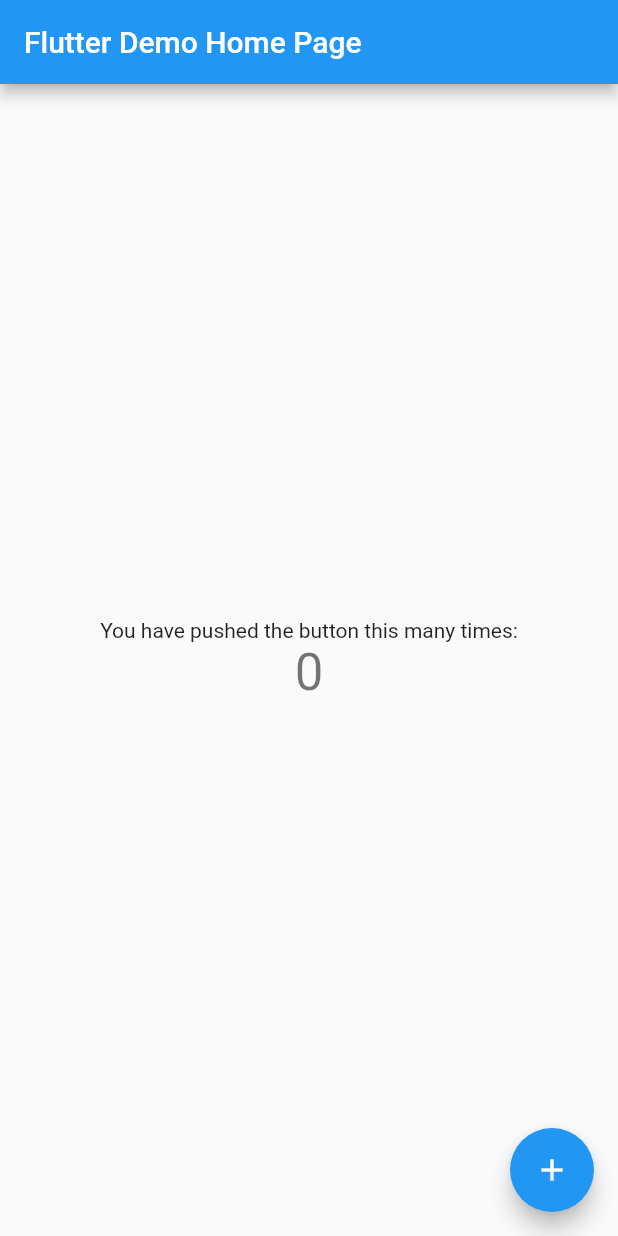
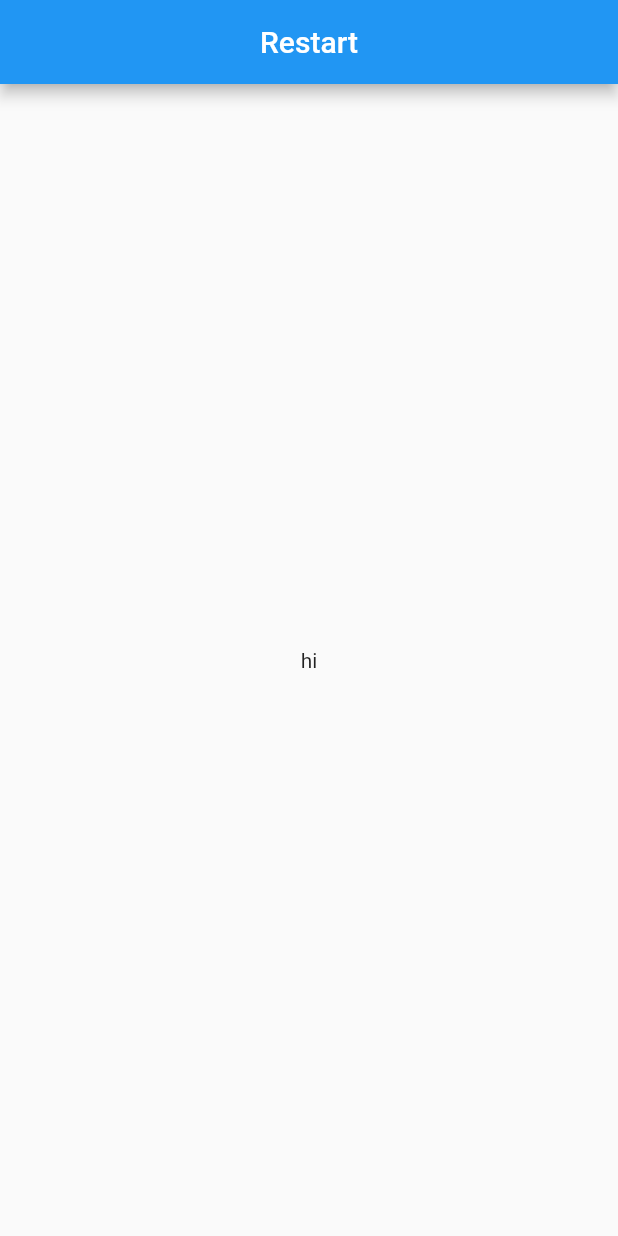
Before and after one commit to MuhammadIrtaza/30daysofFlutter, a Flutter app: the screen it shows after launch, on a phone screen of 412 x 824 dp. Run offline on Flutter 3.47's test engine with Material 2 defaults, Android fonts, the phone set to English and light mode, and no system bars.

Commit message:
day 2 completed

```diff
--- /dev/null
+++ b/lib/homepage.dart
@@ -0,0 +1,17 @@
+import 'package:flutter/material.dart';
+
+class Homepage extends StatelessWidget {
+  @override
+  Widget build(BuildContext context) {
+    return Scaffold(
+      appBar: AppBar(
+        title: Center(child: Text("Restart")),
+      ),
+      body: Center(
+        child: Container(
+          child: Text("hi"),
+        ),
+      ),
+    );
+  }
+}
--- a/lib/main.dart
+++ b/lib/main.dart
@@ -1,3 +1,4 @@
+import 'package:day2/homepage.dart';
 import 'package:flutter/material.dart';
 
 void main() {
@@ -9,105 +10,7 @@ class MyApp extends StatelessWidget {
   @override
   Widget build(BuildContext context) {
     return MaterialApp(
-      title: 'Flutter Demo',
-      theme: ThemeData(
-        // This is the theme of your application.
-        //
-        // Try running your application with "flutter run". You'll see the
-        // application has a blue toolbar. Then, without quitting the app, try
-        // changing the primarySwatch below to Colors.green and then invoke
-        // "hot reload" (press "r" in the console where you ran "flutter run",
-        // or simply save your changes to "hot reload" in a Flutter IDE).
-        // Notice that the counter didn't reset back to zero; the application
-        // is not restarted.
-        primarySwatch: Colors.blue,
-      ),
-      home: MyHomePage(title: 'Flutter Demo Home Page'),
+      home: Homepage(),
     );
   }
 }
-
-class MyHomePage extends StatefulWidget {
-  MyHomePage({Key? key, required this.title}) : super(key: key);
-
-  // This widget is the home page of your application. It is stateful, meaning
-  // that it has a State object (defined below) that contains fields that affect
-  // how it looks.
-
-  // This class is the configuration for the state. It holds the values (in this
-  // case the title) provided by the parent (in this case the App widget) and
-  // used by the build method of the State. Fields in a Widget subclass are
-  // always marked "final".
-
-  final String title;
-
-  @override
-  _MyHomePageState createState() => _MyHomePageState();
-}
-
-class _MyHomePageState extends State<MyHomePage> {
-  int _counter = 0;
-
-  void _incrementCounter() {
-    setState(() {
-      // This call to setState tells the Flutter framework that something has
-      // changed in this State, which causes it to rerun the build method below
-      // so that the display can reflect the updated values. If we changed
-      // _counter without calling setState(), then the build method would not be
-      // called again, and so nothing would appear to happen.
-      _counter++;
-    });
-  }
-
-  @override
-  Widget build(BuildContext context) {
-    // This method is rerun every time setState is called, for instance as done
-    // by the _incrementCounter method above.
-    //
-    // The Flutter framework has been optimized to make rerunning build methods
-    // fast, so that you can just rebuild anything that needs updating rather
-    // than having to individually change instances of widgets.
-    return Scaffold(
-      appBar: AppBar(
-        // Here we take the value from the MyHomePage object that was created by
-        // the App.build method, and use it to set our appbar title.
-        title: Text(widget.title),
-      ),
-      body: Center(
-        // Center is a layout widget. It takes a single child and positions it
-        // in the middle of the parent.
-        child: Column(
-          // Column is also a layout widget. It takes a list of children and
-          // arranges them vertically. By default, it sizes itself to fit its
-          // children horizontally, and tries to be as tall as its parent.
-          //
-          // Invoke "debug painting" (press "p" in the console, choose the
-          // "Toggle Debug Paint" action from the Flutter Inspector in Android
-          // Studio, or the "Toggle Debug Paint" command in Visual Studio Code)
-          // to see the wireframe for each widget.
-          //
-          // Column has various properties to control how it sizes itself and
-          // how it positions its children. Here we use mainAxisAlignment to
-          // center the children vertically; the main axis here is the vertical
-          // axis because Columns are vertical (the cross axis would be
-          // horizontal).
-          mainAxisAlignment: MainAxisAlignment.center,
-          children: <Widget>[
-            Text(
-              'You have pushed the button this many times:',
-            ),
-            Text(
-              '$_counter',
-              style: Theme.of(context).textTheme.headline4,
-            ),
-          ],
-        ),
-      ),
-      floatingActionButton: FloatingActionButton(
-        onPressed: _incrementCounter,
-        tooltip: 'Increment',
-        child: Icon(Icons.add),
-      ), // This trailing comma makes auto-formatting nicer for build methods.
-    );
-  }
-}
```
